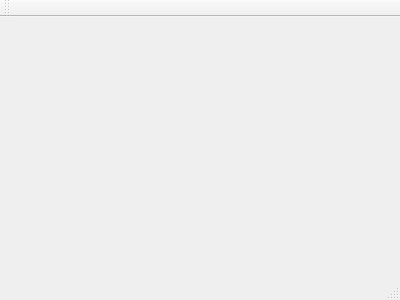
This is tp8/suerte/mainwindow.ui in emanuelpeg/codigoCpp2019 as Qt 5 draws it before an edit. The edited form follows.
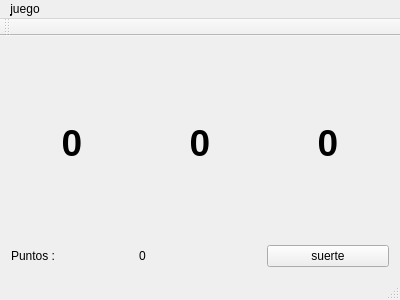
This is the edited form.

The edit to the form file:
```diff
--- a/tp8/suerte/mainwindow.ui
+++ b/tp8/suerte/mainwindow.ui
@@ -12,13 +12,1360 @@
   <property name="windowTitle" >
    <string>MainWindow</string>
   </property>
-  <widget class="QMenuBar" name="menuBar" />
-  <widget class="QToolBar" name="mainToolBar" />
-  <widget class="QWidget" name="centralWidget" />
-  <widget class="QStatusBar" name="statusBar" />
+  <widget class="QWidget" name="centralWidget">
+   <layout class="QGridLayout" name="gridLayout">
+    <item row="0" column="2">
+     <widget class="QLabel" name="label_2">
+      <property name="palette">
+       <palette>
+        <active>
+         <colorrole role="WindowText">
+          <brush brushstyle="SolidPattern">
+           <color alpha="255">
+            <red>0</red>
+            <green>0</green>
+            <blue>0</blue>
+           </color>
+          </brush>
+         </colorrole>
+         <colorrole role="Button">
+          <brush brushstyle="SolidPattern">
+           <color alpha="255">
+            <red>243</red>
+            <green>1</green>
+            <blue>12</blue>
+           </color>
+          </brush>
+         </colorrole>
+         <colorrole role="Light">
+          <brush brushstyle="SolidPattern">
+           <color alpha="255">
+            <red>255</red>
+            <green>110</green>
+            <blue>117</blue>
+           </color>
+          </brush>
+         </colorrole>
+         <colorrole role="Midlight">
+          <brush brushstyle="SolidPattern">
+           <color alpha="255">
+            <red>249</red>
+            <green>55</green>
+            <blue>64</blue>
+           </color>
+          </brush>
+         </colorrole>
+         <colorrole role="Dark">
+          <brush brushstyle="SolidPattern">
+           <color alpha="255">
+            <red>121</red>
+            <green>0</green>
+            <blue>6</blue>
+           </color>
+          </brush>
+         </colorrole>
+         <colorrole role="Mid">
+          <brush brushstyle="SolidPattern">
+           <color alpha="255">
+            <red>162</red>
+            <green>0</green>
+            <blue>8</blue>
+           </color>
+          </brush>
+         </colorrole>
+         <colorrole role="Text">
+          <brush brushstyle="SolidPattern">
+           <color alpha="255">
+            <red>0</red>
+            <green>0</green>
+            <blue>0</blue>
+           </color>
+          </brush>
+         </colorrole>
+         <colorrole role="BrightText">
+          <brush brushstyle="SolidPattern">
+           <color alpha="255">
+            <red>255</red>
+            <green>255</green>
+            <blue>255</blue>
+           </color>
+          </brush>
+         </colorrole>
+         <colorrole role="ButtonText">
+          <brush brushstyle="SolidPattern">
+           <color alpha="255">
+            <red>0</red>
+            <green>0</green>
+            <blue>0</blue>
+           </color>
+          </brush>
+         </colorrole>
+         <colorrole role="Base">
+          <brush brushstyle="SolidPattern">
+           <color alpha="255">
+            <red>255</red>
+            <green>255</green>
+            <blue>255</blue>
+           </color>
+          </brush>
+         </colorrole>
+         <colorrole role="Window">
+          <brush brushstyle="SolidPattern">
+           <color alpha="255">
+            <red>243</red>
+            <green>1</green>
+            <blue>12</blue>
+           </color>
+          </brush>
+         </colorrole>
+         <colorrole role="Shadow">
+          <brush brushstyle="SolidPattern">
+           <color alpha="255">
+            <red>0</red>
+            <green>0</green>
+            <blue>0</blue>
+           </color>
+          </brush>
+         </colorrole>
+         <colorrole role="AlternateBase">
+          <brush brushstyle="SolidPattern">
+           <color alpha="255">
+            <red>249</red>
+            <green>128</green>
+            <blue>133</blue>
+           </color>
+          </brush>
+         </colorrole>
+         <colorrole role="ToolTipBase">
+          <brush brushstyle="SolidPattern">
+           <color alpha="255">
+            <red>255</red>
+            <green>255</green>
+            <blue>220</blue>
+           </color>
+          </brush>
+         </colorrole>
+         <colorrole role="ToolTipText">
+          <brush brushstyle="SolidPattern">
+           <color alpha="255">
+            <red>0</red>
+            <green>0</green>
+            <blue>0</blue>
+           </color>
+          </brush>
+         </colorrole>
+        </active>
+        <inactive>
+         <colorrole role="WindowText">
+          <brush brushstyle="SolidPattern">
+           <color alpha="255">
+            <red>0</red>
+            <green>0</green>
+            <blue>0</blue>
+           </color>
+          </brush>
+         </colorrole>
+         <colorrole role="Button">
+          <brush brushstyle="SolidPattern">
+           <color alpha="255">
+            <red>243</red>
+            <green>1</green>
+            <blue>12</blue>
+           </color>
+          </brush>
+         </colorrole>
+         <colorrole role="Light">
+          <brush brushstyle="SolidPattern">
+           <color alpha="255">
+            <red>255</red>
+            <green>110</green>
+            <blue>117</blue>
+           </color>
+          </brush>
+         </colorrole>
+         <colorrole role="Midlight">
+          <brush brushstyle="SolidPattern">
+           <color alpha="255">
+            <red>249</red>
+            <green>55</green>
+            <blue>64</blue>
+           </color>
+          </brush>
+         </colorrole>
+         <colorrole role="Dark">
+          <brush brushstyle="SolidPattern">
+           <color alpha="255">
+            <red>121</red>
+            <green>0</green>
+            <blue>6</blue>
+           </color>
+          </brush>
+         </colorrole>
+         <colorrole role="Mid">
+          <brush brushstyle="SolidPattern">
+           <color alpha="255">
+            <red>162</red>
+            <green>0</green>
+            <blue>8</blue>
+           </color>
+          </brush>
+         </colorrole>
+         <colorrole role="Text">
+          <brush brushstyle="SolidPattern">
+           <color alpha="255">
+            <red>0</red>
+            <green>0</green>
+            <blue>0</blue>
+           </color>
+          </brush>
+         </colorrole>
+         <colorrole role="BrightText">
+          <brush brushstyle="SolidPattern">
+           <color alpha="255">
+            <red>255</red>
+            <green>255</green>
+            <blue>255</blue>
+           </color>
+          </brush>
+         </colorrole>
+         <colorrole role="ButtonText">
+          <brush brushstyle="SolidPattern">
+           <color alpha="255">
+            <red>0</red>
+            <green>0</green>
+            <blue>0</blue>
+           </color>
+          </brush>
+         </colorrole>
+         <colorrole role="Base">
+          <brush brushstyle="SolidPattern">
+           <color alpha="255">
+            <red>255</red>
+            <green>255</green>
+            <blue>255</blue>
+           </color>
+          </brush>
+         </colorrole>
+         <colorrole role="Window">
+          <brush brushstyle="SolidPattern">
+           <color alpha="255">
+            <red>243</red>
+            <green>1</green>
+            <blue>12</blue>
+           </color>
+          </brush>
+         </colorrole>
+         <colorrole role="Shadow">
+          <brush brushstyle="SolidPattern">
+           <color alpha="255">
+            <red>0</red>
+            <green>0</green>
+            <blue>0</blue>
+           </color>
+          </brush>
+         </colorrole>
+         <colorrole role="AlternateBase">
+          <brush brushstyle="SolidPattern">
+           <color alpha="255">
+            <red>249</red>
+            <green>128</green>
+            <blue>133</blue>
+           </color>
+          </brush>
+         </colorrole>
+         <colorrole role="ToolTipBase">
+          <brush brushstyle="SolidPattern">
+           <color alpha="255">
+            <red>255</red>
+            <green>255</green>
+            <blue>220</blue>
+           </color>
+          </brush>
+         </colorrole>
+         <colorrole role="ToolTipText">
+          <brush brushstyle="SolidPattern">
+           <color alpha="255">
+            <red>0</red>
+            <green>0</green>
+            <blue>0</blue>
+           </color>
+          </brush>
+         </colorrole>
+        </inactive>
+        <disabled>
+         <colorrole role="WindowText">
+          <brush brushstyle="SolidPattern">
+           <color alpha="255">
+            <red>121</red>
+            <green>0</green>
+            <blue>6</blue>
+           </color>
+          </brush>
+         </colorrole>
+         <colorrole role="Button">
+          <brush brushstyle="SolidPattern">
+           <color alpha="255">
+            <red>243</red>
+            <green>1</green>
+            <blue>12</blue>
+           </color>
+          </brush>
+         </colorrole>
+         <colorrole role="Light">
+          <brush brushstyle="SolidPattern">
+           <color alpha="255">
+            <red>255</red>
+            <green>110</green>
+            <blue>117</blue>
+           </color>
+          </brush>
+         </colorrole>
+         <colorrole role="Midlight">
+          <brush brushstyle="SolidPattern">
+           <color alpha="255">
+            <red>249</red>
+            <green>55</green>
+            <blue>64</blue>
+           </color>
+          </brush>
+         </colorrole>
+         <colorrole role="Dark">
+          <brush brushstyle="SolidPattern">
+           <color alpha="255">
+            <red>121</red>
+            <green>0</green>
+            <blue>6</blue>
+           </color>
+          </brush>
+         </colorrole>
+         <colorrole role="Mid">
+          <brush brushstyle="SolidPattern">
+           <color alpha="255">
+            <red>162</red>
+            <green>0</green>
+            <blue>8</blue>
+           </color>
+          </brush>
+         </colorrole>
+         <colorrole role="Text">
+          <brush brushstyle="SolidPattern">
+           <color alpha="255">
+            <red>121</red>
+            <green>0</green>
+            <blue>6</blue>
+           </color>
+          </brush>
+         </colorrole>
+         <colorrole role="BrightText">
+          <brush brushstyle="SolidPattern">
+           <color alpha="255">
+            <red>255</red>
+            <green>255</green>
+            <blue>255</blue>
+           </color>
+          </brush>
+         </colorrole>
+         <colorrole role="ButtonText">
+          <brush brushstyle="SolidPattern">
+           <color alpha="255">
+            <red>121</red>
+            <green>0</green>
+            <blue>6</blue>
+           </color>
+          </brush>
+         </colorrole>
+         <colorrole role="Base">
+          <brush brushstyle="SolidPattern">
+           <color alpha="255">
+            <red>243</red>
+            <green>1</green>
+            <blue>12</blue>
+           </color>
+          </brush>
+         </colorrole>
+         <colorrole role="Window">
+          <brush brushstyle="SolidPattern">
+           <color alpha="255">
+            <red>243</red>
+            <green>1</green>
+            <blue>12</blue>
+           </color>
+          </brush>
+         </colorrole>
+         <colorrole role="Shadow">
+          <brush brushstyle="SolidPattern">
+           <color alpha="255">
+            <red>0</red>
+            <green>0</green>
+            <blue>0</blue>
+           </color>
+          </brush>
+         </colorrole>
+         <colorrole role="AlternateBase">
+          <brush brushstyle="SolidPattern">
+           <color alpha="255">
+            <red>243</red>
+            <green>1</green>
+            <blue>12</blue>
+           </color>
+          </brush>
+         </colorrole>
+         <colorrole role="ToolTipBase">
+          <brush brushstyle="SolidPattern">
+           <color alpha="255">
+            <red>255</red>
+            <green>255</green>
+            <blue>220</blue>
+           </color>
+          </brush>
+         </colorrole>
+         <colorrole role="ToolTipText">
+          <brush brushstyle="SolidPattern">
+           <color alpha="255">
+            <red>0</red>
+            <green>0</green>
+            <blue>0</blue>
+           </color>
+          </brush>
+         </colorrole>
+        </disabled>
+       </palette>
+      </property>
+      <property name="font">
+       <font>
+        <pointsize>28</pointsize>
+        <weight>75</weight>
+        <bold>true</bold>
+       </font>
+      </property>
+      <property name="text">
+       <string>0</string>
+      </property>
+      <property name="alignment">
+       <set>Qt::AlignCenter</set>
+      </property>
+     </widget>
+    </item>
+    <item row="1" column="0">
+     <widget class="QLabel" name="label_4">
+      <property name="text">
+       <string>Puntos :</string>
+      </property>
+     </widget>
+    </item>
+    <item row="0" column="3">
+     <widget class="QLabel" name="label_3">
+      <property name="palette">
+       <palette>
+        <active>
+         <colorrole role="WindowText">
+          <brush brushstyle="SolidPattern">
+           <color alpha="255">
+            <red>0</red>
+            <green>0</green>
+            <blue>0</blue>
+           </color>
+          </brush>
+         </colorrole>
+         <colorrole role="Button">
+          <brush brushstyle="SolidPattern">
+           <color alpha="255">
+            <red>243</red>
+            <green>1</green>
+            <blue>12</blue>
+           </color>
+          </brush>
+         </colorrole>
+         <colorrole role="Light">
+          <brush brushstyle="SolidPattern">
+           <color alpha="255">
+            <red>255</red>
+            <green>110</green>
+            <blue>117</blue>
+           </color>
+          </brush>
+         </colorrole>
+         <colorrole role="Midlight">
+          <brush brushstyle="SolidPattern">
+           <color alpha="255">
+            <red>249</red>
+            <green>55</green>
+            <blue>64</blue>
+           </color>
+          </brush>
+         </colorrole>
+         <colorrole role="Dark">
+          <brush brushstyle="SolidPattern">
+           <color alpha="255">
+            <red>121</red>
+            <green>0</green>
+            <blue>6</blue>
+           </color>
+          </brush>
+         </colorrole>
+         <colorrole role="Mid">
+          <brush brushstyle="SolidPattern">
+           <color alpha="255">
+            <red>162</red>
+            <green>0</green>
+            <blue>8</blue>
+           </color>
+          </brush>
+         </colorrole>
+         <colorrole role="Text">
+          <brush brushstyle="SolidPattern">
+           <color alpha="255">
+            <red>0</red>
+            <green>0</green>
+            <blue>0</blue>
+           </color>
+          </brush>
+         </colorrole>
+         <colorrole role="BrightText">
+          <brush brushstyle="SolidPattern">
+           <color alpha="255">
+            <red>255</red>
+            <green>255</green>
+            <blue>255</blue>
+           </color>
+          </brush>
+         </colorrole>
+         <colorrole role="ButtonText">
+          <brush brushstyle="SolidPattern">
+           <color alpha="255">
+            <red>0</red>
+            <green>0</green>
+            <blue>0</blue>
+           </color>
+          </brush>
+         </colorrole>
+         <colorrole role="Base">
+          <brush brushstyle="SolidPattern">
+           <color alpha="255">
+            <red>255</red>
+            <green>255</green>
+            <blue>255</blue>
+           </color>
+          </brush>
+         </colorrole>
+         <colorrole role="Window">
+          <brush brushstyle="SolidPattern">
+           <color alpha="255">
+            <red>243</red>
+            <green>1</green>
+            <blue>12</blue>
+           </color>
+          </brush>
+         </colorrole>
+         <colorrole role="Shadow">
+          <brush brushstyle="SolidPattern">
+           <color alpha="255">
+            <red>0</red>
+            <green>0</green>
+            <blue>0</blue>
+           </color>
+          </brush>
+         </colorrole>
+         <colorrole role="AlternateBase">
+          <brush brushstyle="SolidPattern">
+           <color alpha="255">
+            <red>249</red>
+            <green>128</green>
+            <blue>133</blue>
+           </color>
+          </brush>
+         </colorrole>
+         <colorrole role="ToolTipBase">
+          <brush brushstyle="SolidPattern">
+           <color alpha="255">
+            <red>255</red>
+            <green>255</green>
+            <blue>220</blue>
+           </color>
+          </brush>
+         </colorrole>
+         <colorrole role="ToolTipText">
+          <brush brushstyle="SolidPattern">
+           <color alpha="255">
+            <red>0</red>
+            <green>0</green>
+            <blue>0</blue>
+           </color>
+          </brush>
+         </colorrole>
+        </active>
+        <inactive>
+         <colorrole role="WindowText">
+          <brush brushstyle="SolidPattern">
+           <color alpha="255">
+            <red>0</red>
+            <green>0</green>
+            <blue>0</blue>
+           </color>
+          </brush>
+         </colorrole>
+         <colorrole role="Button">
+          <brush brushstyle="SolidPattern">
+           <color alpha="255">
+            <red>243</red>
+            <green>1</green>
+            <blue>12</blue>
+           </color>
+          </brush>
+         </colorrole>
+         <colorrole role="Light">
+          <brush brushstyle="SolidPattern">
+           <color alpha="255">
+            <red>255</red>
+            <green>110</green>
+            <blue>117</blue>
+           </color>
+          </brush>
+         </colorrole>
+         <colorrole role="Midlight">
+          <brush brushstyle="SolidPattern">
+           <color alpha="255">
+            <red>249</red>
+            <green>55</green>
+            <blue>64</blue>
+           </color>
+          </brush>
+         </colorrole>
+         <colorrole role="Dark">
+          <brush brushstyle="SolidPattern">
+           <color alpha="255">
+            <red>121</red>
+            <green>0</green>
+            <blue>6</blue>
+           </color>
+          </brush>
+         </colorrole>
+         <colorrole role="Mid">
+          <brush brushstyle="SolidPattern">
+           <color alpha="255">
+            <red>162</red>
+            <green>0</green>
+            <blue>8</blue>
+           </color>
+          </brush>
+         </colorrole>
+         <colorrole role="Text">
+          <brush brushstyle="SolidPattern">
+           <color alpha="255">
+            <red>0</red>
+            <green>0</green>
+            <blue>0</blue>
+           </color>
+          </brush>
+         </colorrole>
+         <colorrole role="BrightText">
+          <brush brushstyle="SolidPattern">
+           <color alpha="255">
+            <red>255</red>
+            <green>255</green>
+            <blue>255</blue>
+           </color>
+          </brush>
+         </colorrole>
+         <colorrole role="ButtonText">
+          <brush brushstyle="SolidPattern">
+           <color alpha="255">
+            <red>0</red>
+            <green>0</green>
+            <blue>0</blue>
+           </color>
+          </brush>
+         </colorrole>
+         <colorrole role="Base">
+          <brush brushstyle="SolidPattern">
+           <color alpha="255">
+            <red>255</red>
+            <green>255</green>
+            <blue>255</blue>
+           </color>
+          </brush>
+         </colorrole>
+         <colorrole role="Window">
+          <brush brushstyle="SolidPattern">
+           <color alpha="255">
+            <red>243</red>
+            <green>1</green>
+            <blue>12</blue>
+           </color>
+          </brush>
+         </colorrole>
+         <colorrole role="Shadow">
+          <brush brushstyle="SolidPattern">
+           <color alpha="255">
+            <red>0</red>
+            <green>0</green>
+            <blue>0</blue>
+           </color>
+          </brush>
+         </colorrole>
+         <colorrole role="AlternateBase">
+          <brush brushstyle="SolidPattern">
+           <color alpha="255">
+            <red>249</red>
+            <green>128</green>
+            <blue>133</blue>
+           </color>
+          </brush>
+         </colorrole>
+         <colorrole role="ToolTipBase">
+          <brush brushstyle="SolidPattern">
+           <color alpha="255">
+            <red>255</red>
+            <green>255</green>
+            <blue>220</blue>
+           </color>
+          </brush>
+         </colorrole>
+         <colorrole role="ToolTipText">
+          <brush brushstyle="SolidPattern">
+           <color alpha="255">
+            <red>0</red>
+            <green>0</green>
+            <blue>0</blue>
+           </color>
+          </brush>
+         </colorrole>
+        </inactive>
+        <disabled>
+         <colorrole role="WindowText">
+          <brush brushstyle="SolidPattern">
+           <color alpha="255">
+            <red>121</red>
+            <green>0</green>
+            <blue>6</blue>
+           </color>
+          </brush>
+         </colorrole>
+         <colorrole role="Button">
+          <brush brushstyle="SolidPattern">
+           <color alpha="255">
+            <red>243</red>
+            <green>1</green>
+            <blue>12</blue>
+           </color>
+          </brush>
+         </colorrole>
+         <colorrole role="Light">
+          <brush brushstyle="SolidPattern">
+           <color alpha="255">
+            <red>255</red>
+            <green>110</green>
+            <blue>117</blue>
+           </color>
+          </brush>
+         </colorrole>
+         <colorrole role="Midlight">
+          <brush brushstyle="SolidPattern">
+           <color alpha="255">
+            <red>249</red>
+            <green>55</green>
+            <blue>64</blue>
+           </color>
+          </brush>
+         </colorrole>
+         <colorrole role="Dark">
+          <brush brushstyle="SolidPattern">
+           <color alpha="255">
+            <red>121</red>
+            <green>0</green>
+            <blue>6</blue>
+           </color>
+          </brush>
+         </colorrole>
+         <colorrole role="Mid">
+          <brush brushstyle="SolidPattern">
+           <color alpha="255">
+            <red>162</red>
+            <green>0</green>
+            <blue>8</blue>
+           </color>
+          </brush>
+         </colorrole>
+         <colorrole role="Text">
+          <brush brushstyle="SolidPattern">
+           <color alpha="255">
+            <red>121</red>
+            <green>0</green>
+            <blue>6</blue>
+           </color>
+          </brush>
+         </colorrole>
+         <colorrole role="BrightText">
+          <brush brushstyle="SolidPattern">
+           <color alpha="255">
+            <red>255</red>
+            <green>255</green>
+            <blue>255</blue>
+           </color>
+          </brush>
+         </colorrole>
+         <colorrole role="ButtonText">
+          <brush brushstyle="SolidPattern">
+           <color alpha="255">
+            <red>121</red>
+            <green>0</green>
+            <blue>6</blue>
+           </color>
+          </brush>
+         </colorrole>
+         <colorrole role="Base">
+          <brush brushstyle="SolidPattern">
+           <color alpha="255">
+            <red>243</red>
+            <green>1</green>
+            <blue>12</blue>
+           </color>
+          </brush>
+         </colorrole>
+         <colorrole role="Window">
+          <brush brushstyle="SolidPattern">
+           <color alpha="255">
+            <red>243</red>
+            <green>1</green>
+            <blue>12</blue>
+           </color>
+          </brush>
+         </colorrole>
+         <colorrole role="Shadow">
+          <brush brushstyle="SolidPattern">
+           <color alpha="255">
+            <red>0</red>
+            <green>0</green>
+            <blue>0</blue>
+           </color>
+          </brush>
+         </colorrole>
+         <colorrole role="AlternateBase">
+          <brush brushstyle="SolidPattern">
+           <color alpha="255">
+            <red>243</red>
+            <green>1</green>
+            <blue>12</blue>
+           </color>
+          </brush>
+         </colorrole>
+         <colorrole role="ToolTipBase">
+          <brush brushstyle="SolidPattern">
+           <color alpha="255">
+            <red>255</red>
+            <green>255</green>
+            <blue>220</blue>
+           </color>
+          </brush>
+         </colorrole>
+         <colorrole role="ToolTipText">
+          <brush brushstyle="SolidPattern">
+           <color alpha="255">
+            <red>0</red>
+            <green>0</green>
+            <blue>0</blue>
+           </color>
+          </brush>
+         </colorrole>
+        </disabled>
+       </palette>
+      </property>
+      <property name="font">
+       <font>
+        <pointsize>28</pointsize>
+        <weight>75</weight>
+        <bold>true</bold>
+       </font>
+      </property>
+      <property name="text">
+       <string>0</string>
+      </property>
+      <property name="alignment">
+       <set>Qt::AlignCenter</set>
+      </property>
+     </widget>
+    </item>
+    <item row="0" column="0">
+     <widget class="QLabel" name="label">
+      <property name="palette">
+       <palette>
+        <active>
+         <colorrole role="WindowText">
+          <brush brushstyle="SolidPattern">
+           <color alpha="255">
+            <red>0</red>
+            <green>0</green>
+            <blue>0</blue>
+           </color>
+          </brush>
+         </colorrole>
+         <colorrole role="Button">
+          <brush brushstyle="SolidPattern">
+           <color alpha="255">
+            <red>243</red>
+            <green>1</green>
+            <blue>12</blue>
+           </color>
+          </brush>
+         </colorrole>
+         <colorrole role="Light">
+          <brush brushstyle="SolidPattern">
+           <color alpha="255">
+            <red>255</red>
+            <green>110</green>
+            <blue>117</blue>
+           </color>
+          </brush>
+         </colorrole>
+         <colorrole role="Midlight">
+          <brush brushstyle="SolidPattern">
+           <color alpha="255">
+            <red>249</red>
+            <green>55</green>
+            <blue>64</blue>
+           </color>
+          </brush>
+         </colorrole>
+         <colorrole role="Dark">
+          <brush brushstyle="SolidPattern">
+           <color alpha="255">
+            <red>121</red>
+            <green>0</green>
+            <blue>6</blue>
+           </color>
+          </brush>
+         </colorrole>
+         <colorrole role="Mid">
+          <brush brushstyle="SolidPattern">
+           <color alpha="255">
+            <red>162</red>
+            <green>0</green>
+            <blue>8</blue>
+           </color>
+          </brush>
+         </colorrole>
+         <colorrole role="Text">
+          <brush brushstyle="SolidPattern">
+           <color alpha="255">
+            <red>0</red>
+            <green>0</green>
+            <blue>0</blue>
+           </color>
+          </brush>
+         </colorrole>
+         <colorrole role="BrightText">
+          <brush brushstyle="SolidPattern">
+           <color alpha="255">
+            <red>255</red>
+            <green>255</green>
+            <blue>255</blue>
+           </color>
+          </brush>
+         </colorrole>
+         <colorrole role="ButtonText">
+          <brush brushstyle="SolidPattern">
+           <color alpha="255">
+            <red>0</red>
+            <green>0</green>
+            <blue>0</blue>
+           </color>
+          </brush>
+         </colorrole>
+         <colorrole role="Base">
+          <brush brushstyle="SolidPattern">
+           <color alpha="255">
+            <red>255</red>
+            <green>255</green>
+            <blue>255</blue>
+           </color>
+          </brush>
+         </colorrole>
+         <colorrole role="Window">
+          <brush brushstyle="SolidPattern">
+           <color alpha="255">
+            <red>243</red>
+            <green>1</green>
+            <blue>12</blue>
+           </color>
+          </brush>
+         </colorrole>
+         <colorrole role="Shadow">
+          <brush brushstyle="SolidPattern">
+           <color alpha="255">
+            <red>0</red>
+            <green>0</green>
+            <blue>0</blue>
+           </color>
+          </brush>
+         </colorrole>
+         <colorrole role="AlternateBase">
+          <brush brushstyle="SolidPattern">
+           <color alpha="255">
+            <red>249</red>
+            <green>128</green>
+            <blue>133</blue>
+           </color>
+          </brush>
+         </colorrole>
+         <colorrole role="ToolTipBase">
+          <brush brushstyle="SolidPattern">
+           <color alpha="255">
+            <red>255</red>
+            <green>255</green>
+            <blue>220</blue>
+           </color>
+          </brush>
+         </colorrole>
+         <colorrole role="ToolTipText">
+          <brush brushstyle="SolidPattern">
+           <color alpha="255">
+            <red>0</red>
+            <green>0</green>
+            <blue>0</blue>
+           </color>
+          </brush>
+         </colorrole>
+        </active>
+        <inactive>
+         <colorrole role="WindowText">
+          <brush brushstyle="SolidPattern">
+           <color alpha="255">
+            <red>0</red>
+            <green>0</green>
+            <blue>0</blue>
+           </color>
+          </brush>
+         </colorrole>
+         <colorrole role="Button">
+          <brush brushstyle="SolidPattern">
+           <color alpha="255">
+            <red>243</red>
+            <green>1</green>
+            <blue>12</blue>
+           </color>
+          </brush>
+         </colorrole>
+         <colorrole role="Light">
+          <brush brushstyle="SolidPattern">
+           <color alpha="255">
+            <red>255</red>
+            <green>110</green>
+            <blue>117</blue>
+           </color>
+          </brush>
+         </colorrole>
+         <colorrole role="Midlight">
+          <brush brushstyle="SolidPattern">
+           <color alpha="255">
+            <red>249</red>
+            <green>55</green>
+            <blue>64</blue>
+           </color>
+          </brush>
+         </colorrole>
+         <colorrole role="Dark">
+          <brush brushstyle="SolidPattern">
+           <color alpha="255">
+            <red>121</red>
+            <green>0</green>
+            <blue>6</blue>
+           </color>
+          </brush>
+         </colorrole>
+         <colorrole role="Mid">
+          <brush brushstyle="SolidPattern">
+           <color alpha="255">
+            <red>162</red>
+            <green>0</green>
+            <blue>8</blue>
+           </color>
+          </brush>
+         </colorrole>
+         <colorrole role="Text">
+          <brush brushstyle="SolidPattern">
+           <color alpha="255">
+            <red>0</red>
+            <green>0</green>
+            <blue>0</blue>
+           </color>
+          </brush>
+         </colorrole>
+         <colorrole role="BrightText">
+          <brush brushstyle="SolidPattern">
+           <color alpha="255">
+            <red>255</red>
+            <green>255</green>
+            <blue>255</blue>
+           </color>
+          </brush>
+         </colorrole>
+         <colorrole role="ButtonText">
+          <brush brushstyle="SolidPattern">
+           <color alpha="255">
+            <red>0</red>
+            <green>0</green>
+            <blue>0</blue>
+           </color>
+          </brush>
+         </colorrole>
+         <colorrole role="Base">
+          <brush brushstyle="SolidPattern">
+           <color alpha="255">
+            <red>255</red>
+            <green>255</green>
+            <blue>255</blue>
+           </color>
+          </brush>
+         </colorrole>
+         <colorrole role="Window">
+          <brush brushstyle="SolidPattern">
+           <color alpha="255">
+            <red>243</red>
+            <green>1</green>
+            <blue>12</blue>
+           </color>
+          </brush>
+         </colorrole>
+         <colorrole role="Shadow">
+          <brush brushstyle="SolidPattern">
+           <color alpha="255">
+            <red>0</red>
+            <green>0</green>
+            <blue>0</blue>
+           </color>
+          </brush>
+         </colorrole>
+         <colorrole role="AlternateBase">
+          <brush brushstyle="SolidPattern">
+           <color alpha="255">
+            <red>249</red>
+            <green>128</green>
+            <blue>133</blue>
+           </color>
+          </brush>
+         </colorrole>
+         <colorrole role="ToolTipBase">
+          <brush brushstyle="SolidPattern">
+           <color alpha="255">
+            <red>255</red>
+            <green>255</green>
+            <blue>220</blue>
+           </color>
+          </brush>
+         </colorrole>
+         <colorrole role="ToolTipText">
+          <brush brushstyle="SolidPattern">
+           <color alpha="255">
+            <red>0</red>
+            <green>0</green>
+            <blue>0</blue>
+           </color>
+          </brush>
+         </colorrole>
+        </inactive>
+        <disabled>
+         <colorrole role="WindowText">
+          <brush brushstyle="SolidPattern">
+           <color alpha="255">
+            <red>121</red>
+            <green>0</green>
+            <blue>6</blue>
+           </color>
+          </brush>
+         </colorrole>
+         <colorrole role="Button">
+          <brush brushstyle="SolidPattern">
+           <color alpha="255">
+            <red>243</red>
+            <green>1</green>
+            <blue>12</blue>
+           </color>
+          </brush>
+         </colorrole>
+         <colorrole role="Light">
+          <brush brushstyle="SolidPattern">
+           <color alpha="255">
+            <red>255</red>
+            <green>110</green>
+            <blue>117</blue>
+           </color>
+          </brush>
+         </colorrole>
+         <colorrole role="Midlight">
+          <brush brushstyle="SolidPattern">
+           <color alpha="255">
+            <red>249</red>
+            <green>55</green>
+            <blue>64</blue>
+           </color>
+          </brush>
+         </colorrole>
+         <colorrole role="Dark">
+          <brush brushstyle="SolidPattern">
+           <color alpha="255">
+            <red>121</red>
+            <green>0</green>
+            <blue>6</blue>
+           </color>
+          </brush>
+         </colorrole>
+         <colorrole role="Mid">
+          <brush brushstyle="SolidPattern">
+           <color alpha="255">
+            <red>162</red>
+            <green>0</green>
+            <blue>8</blue>
+           </color>
+          </brush>
+         </colorrole>
+         <colorrole role="Text">
+          <brush brushstyle="SolidPattern">
+           <color alpha="255">
+            <red>121</red>
+            <green>0</green>
+            <blue>6</blue>
+           </color>
+          </brush>
+         </colorrole>
+         <colorrole role="BrightText">
+          <brush brushstyle="SolidPattern">
+           <color alpha="255">
+            <red>255</red>
+            <green>255</green>
+            <blue>255</blue>
+           </color>
+          </brush>
+         </colorrole>
+         <colorrole role="ButtonText">
+          <brush brushstyle="SolidPattern">
+           <color alpha="255">
+            <red>121</red>
+            <green>0</green>
+            <blue>6</blue>
+           </color>
+          </brush>
+         </colorrole>
+         <colorrole role="Base">
+          <brush brushstyle="SolidPattern">
+           <color alpha="255">
+            <red>243</red>
+            <green>1</green>
+            <blue>12</blue>
+           </color>
+          </brush>
+         </colorrole>
+         <colorrole role="Window">
+          <brush brushstyle="SolidPattern">
+           <color alpha="255">
+            <red>243</red>
+            <green>1</green>
+            <blue>12</blue>
+           </color>
+          </brush>
+         </colorrole>
+         <colorrole role="Shadow">
+          <brush brushstyle="SolidPattern">
+           <color alpha="255">
+            <red>0</red>
+            <green>0</green>
+            <blue>0</blue>
+           </color>
+          </brush>
+         </colorrole>
+         <colorrole role="AlternateBase">
+          <brush brushstyle="SolidPattern">
+           <color alpha="255">
+            <red>243</red>
+            <green>1</green>
+            <blue>12</blue>
+           </color>
+          </brush>
+         </colorrole>
+         <colorrole role="ToolTipBase">
+          <brush brushstyle="SolidPattern">
+           <color alpha="255">
+            <red>255</red>
+            <green>255</green>
+            <blue>220</blue>
+           </color>
+          </brush>
+         </colorrole>
+         <colorrole role="ToolTipText">
+          <brush brushstyle="SolidPattern">
+           <color alpha="255">
+            <red>0</red>
+            <green>0</green>
+            <blue>0</blue>
+           </color>
+          </brush>
+         </colorrole>
+        </disabled>
+       </palette>
+      </property>
+      <property name="font">
+       <font>
+        <pointsize>28</pointsize>
+        <weight>75</weight>
+        <bold>true</bold>
+       </font>
+      </property>
+      <property name="text">
+       <string>0</string>
+      </property>
+      <property name="alignment">
+       <set>Qt::AlignCenter</set>
+      </property>
+     </widget>
+    </item>
+    <item row="1" column="3">
+     <widget class="QPushButton" name="pushButton">
+      <property name="text">
+       <string>suerte</string>
+      </property>
+     </widget>
+    </item>
+    <item row="1" column="2">
+     <widget class="QLabel" name="label_5">
+      <property name="text">
+       <string>0</string>
+      </property>
+     </widget>
+    </item>
+   </layout>
+  </widget>
+  <widget class="QMenuBar" name="menuBar">
+   <property name="geometry">
+    <rect>
+     <x>0</x>
+     <y>0</y>
+     <width>400</width>
+     <height>23</height>
+    </rect>
+   </property>
+   <widget class="QMenu" name="menujuego">
+    <property name="title">
+     <string>&amp;juego</string>
+    </property>
+    <addaction name="actionNuevo"/>
+   </widget>
+   <addaction name="menujuego"/>
+  </widget>
+  <widget class="QToolBar" name="mainToolBar">
+   <attribute name="toolBarArea">
+    <enum>TopToolBarArea</enum>
+   </attribute>
+   <attribute name="toolBarBreak">
+    <bool>false</bool>
+   </attribute>
+  </widget>
+  <widget class="QStatusBar" name="statusBar"/>
+  <action name="actionNuevo">
+   <property name="text">
+    <string>&amp;Nuevo</string>
+   </property>
+  </action>
  </widget>
- <layoutDefault spacing="6" margin="11" />
- <pixmapfunction></pixmapfunction>
+ <layoutdefault spacing="6" margin="11"/>
  <resources/>
  <connections/>
 </ui>
```
Left out of the diff: 7 changed lines with no effect on the pictures.
